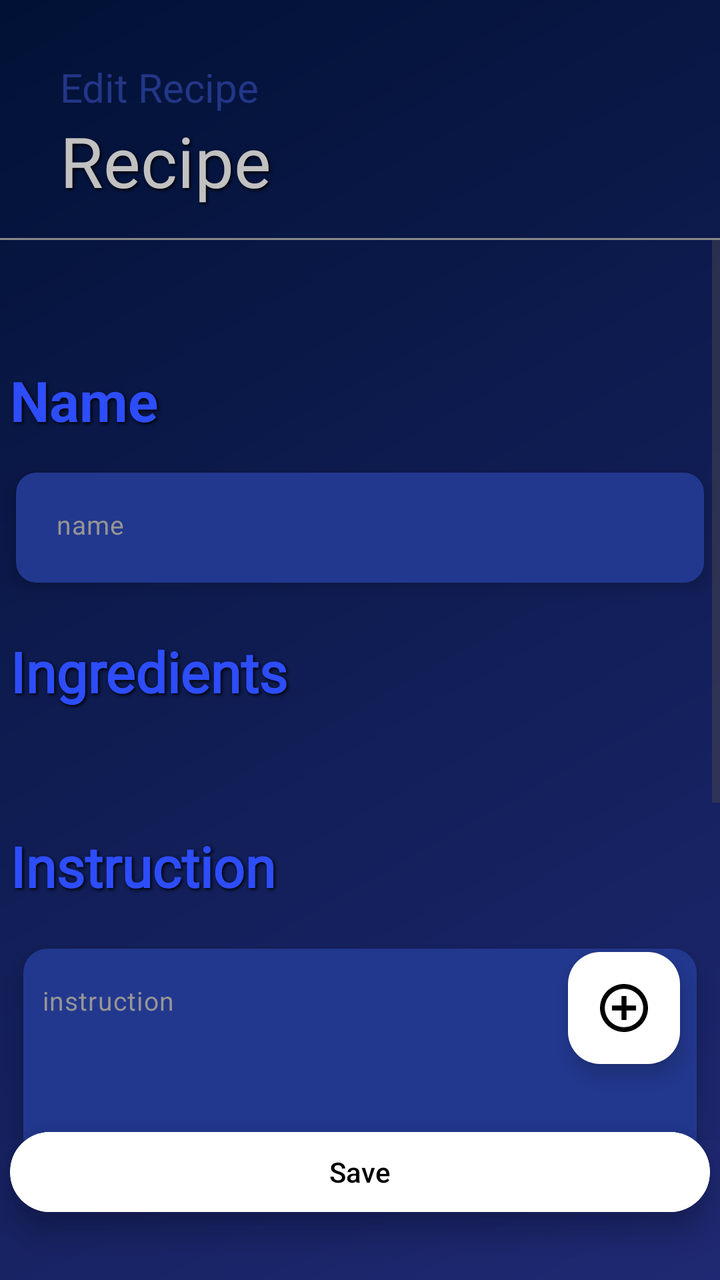
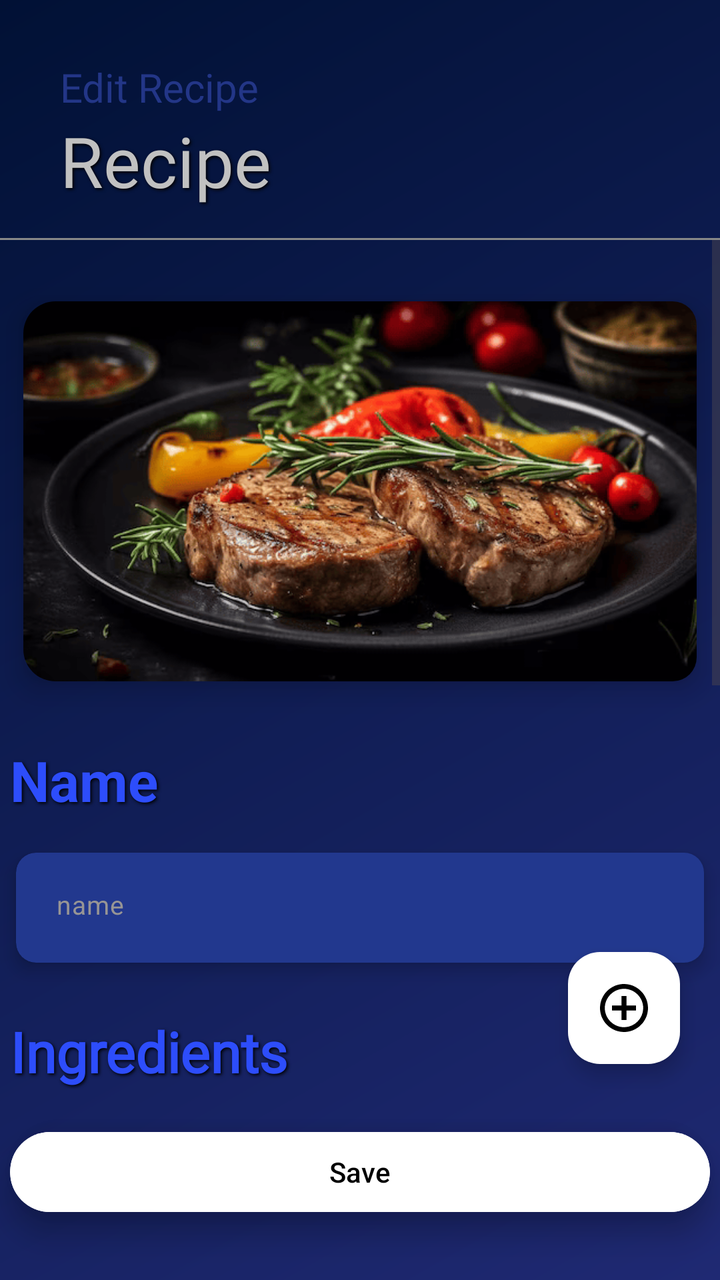

Before-and-after screenshots of an Android layout around one commit, followed by the original layout XML and the change that was made.
<!-- AndroidManifest.xml: application theme Theme.Recipe -->
<!-- res/layout/activity_edit_recipe.xml -->
<androidx.constraintlayout.widget.ConstraintLayout
    xmlns:android="http://schemas.android.com/apk/res/android"
    xmlns:app="http://schemas.android.com/apk/res-auto"
    xmlns:tools="http://schemas.android.com/tools"
    android:id="@+id/main"
    android:layout_width="match_parent"
    android:layout_height="match_parent"
    android:background="@drawable/my_background">

    
    <TextView
        android:id="@+id/YourRecipeTextView"
        android:layout_width="0dp"
        android:layout_height="wrap_content"
        android:layout_marginTop="30dp"
        android:layout_marginStart="30dp"
        android:layout_marginEnd="30dp"
        android:fontFamily="@font/archivo_black"
        android:gravity="start"
        android:text="Edit Recipe"
        android:textColor="@color/my_recipes_background"
        android:textSize="20sp"
        app:layout_constraintTop_toTopOf="parent"
        app:layout_constraintStart_toStartOf="parent"
        app:layout_constraintEnd_toEndOf="parent"/>

    
    <TextView
        android:id="@+id/RecipeTextViewShow"
        android:layout_width="0dp"
        android:layout_height="wrap_content"
        android:fontFamily="@font/open_sans_light"
        android:gravity="start"
        android:layout_marginStart="30dp"
        android:layout_marginEnd="30dp"
        android:minHeight="62dp"
        android:maxHeight="200dp"
        android:shadowColor="#000000"
        android:shadowDx="2"
        android:shadowDy="2"
        android:shadowRadius="4"
        android:text="Recipe"
        android:textColor="@color/my_text_view_back"
        android:textSize="35sp"
        app:layout_constraintEnd_toEndOf="parent"
        app:layout_constraintStart_toStartOf="parent"
        app:layout_constraintTop_toBottomOf="@id/YourRecipeTextView" />

    
    <View
        android:id="@+id/lineUnderText"
        android:layout_width="0dp"
        android:layout_height="1dp"
        android:background="#888888"
        app:layout_constraintTop_toBottomOf="@id/RecipeTextViewShow"
        app:layout_constraintStart_toStartOf="parent"
        app:layout_constraintEnd_toEndOf="parent"/>

    
    <ScrollView
        android:id="@+id/scrollContent"
        android:layout_width="0dp"
        android:layout_height="0dp"
        android:fillViewport="true"
        android:layout_marginBottom="70dp"
        app:layout_constraintTop_toBottomOf="@id/lineUnderText"
        app:layout_constraintStart_toStartOf="parent"
        app:layout_constraintEnd_toEndOf="parent"
        app:layout_constraintBottom_toBottomOf="parent">

        
        <LinearLayout
            android:layout_width="match_parent"
            android:layout_height="wrap_content"
            android:orientation="vertical">


            <androidx.cardview.widget.CardView
                android:id="@+id/CardViewRecipeImage"
                android:layout_width="wrap_content"
                android:layout_height="wrap_content"
                android:layout_marginTop="15dp"
                android:layout_gravity="center"
                app:cardCornerRadius="12dp"
                app:cardElevation="8dp"
                app:cardUseCompatPadding="true"
                app:cardBackgroundColor="@android:color/transparent">

            </androidx.cardview.widget.CardView>

            <TextView
                android:id="@+id/TextViewNameRecipe"
                android:layout_width="350dp"
                android:layout_height="wrap_content"
                android:layout_gravity="center"
                android:layout_marginTop="15dp"
                android:shadowColor="#000000"
                android:shadowDx="2"
                android:shadowDy="2"
                android:shadowRadius="4"
                android:text="Name"
                android:textColor="@color/my_text_view_show"
                android:textSize="28sp"
                android:textStyle="bold" />

            <androidx.cardview.widget.CardView
                android:id="@+id/CardViewRecipeName"
                android:layout_width="wrap_content"
                android:layout_height="wrap_content"
                android:layout_gravity="center"
                android:layout_marginTop="7dp"
                android:padding="8dp"
                app:cardBackgroundColor="@android:color/transparent"
                app:cardElevation="5dp"
                app:cardCornerRadius="10dp"
                app:cardUseCompatPadding="true">



                <EditText
                    android:id="@+id/EditTextRecipe"
                    style="@style/Widget.Material3.AutoCompleteTextView.OutlinedBox"
                    android:layout_width="350dp"
                    android:layout_height="wrap_content"
                    android:minHeight="55dp"
                    android:gravity="start"
                    android:background="@drawable/textview_border"
                    android:hint="name"
                    android:inputType="text"
                    android:paddingStart="20dp"
                    android:textColor="#DCDCDC"
                    android:textColorHint="#979595"
                    android:textSize="13sp"/>

            </androidx.cardview.widget.CardView>


            
            <TextView
                android:id="@+id/TextViewIngredients"
                android:layout_width="350dp"
                android:layout_height="wrap_content"
                android:layout_gravity="center"
                android:layout_marginTop="15dp"
                android:fontFamily="@font/bakbak_one"
                android:shadowColor="#000000"
                android:shadowDx="2"
                android:shadowDy="2"
                android:shadowRadius="4"
                android:text="Ingredients"
                android:textColor="@color/my_text_view_show"
                android:textSize="28sp"
                android:textStyle="bold" />

            <androidx.recyclerview.widget.RecyclerView
                android:id="@+id/RecyclerViewIngredients"
                android:layout_width="match_parent"
                android:layout_height="wrap_content"
                android:nestedScrollingEnabled="false"
                android:overScrollMode="never"
                tools:listitem="@layout/ingredient_item"
                tools:itemCount="2" />






            <TextView
                android:id="@+id/TextViewInstruction"
                android:layout_width="350dp"
                android:layout_height="wrap_content"
                android:layout_gravity="center"
                android:layout_marginTop="60dp"
                android:text="Instruction"
                android:textColor="@color/my_text_view_show"
                android:textSize="28sp"
                android:fontFamily="@font/bakbak_one"
                android:textStyle="bold"
                android:shadowColor="#000000"
                android:shadowDx="2"
                android:shadowDy="2"
                android:shadowRadius="4"/>


            <androidx.cardview.widget.CardView
                android:id="@+id/CardViewInstruction"
                android:layout_width="wrap_content"
                android:layout_height="wrap_content"
                app:cardElevation="8dp"
                android:layout_marginBottom="150dp"
                app:cardCornerRadius="12dp"
                app:cardUseCompatPadding="true"
                app:cardBackgroundColor="@android:color/transparent"
                android:layout_marginTop="7dp"
                android:layout_gravity="center"
                >

            <EditText
                android:id="@+id/EditTextInsctructionRecipe"
                style="@style/Widget.Material3.AutoCompleteTextView.OutlinedBox"
                android:layout_width="350dp"
                android:layout_height="wrap_content"
                android:minHeight="200dp"
                android:background="@drawable/textview_border"
                android:gravity="top|start"
                android:layout_gravity="center"
                android:hint="instruction"
                android:inputType="textMultiLine"
                android:scrollHorizontally="false"
                android:singleLine="false"
                android:textColor="#DCDCDC"
                android:textColorHint="#979595"
                android:textSize="13sp"
                android:scrollbars="vertical"
                app:layout_constraintStart_toStartOf="parent"
                app:layout_constraintEnd_toEndOf="parent"/>
            </androidx.cardview.widget.CardView>

        </LinearLayout>


    </ScrollView>

    <com.google.android.material.floatingactionbutton.FloatingActionButton
        android:id="@+id/floatingActionButton"
        android:layout_width="wrap_content"
        android:layout_height="wrap_content"
        android:layout_marginEnd="20dp"
        android:layout_marginBottom="30dp"
        android:contentDescription="@string/app_name"
        app:backgroundTint="@color/my_textView_gray"
        app:layout_constraintBottom_toTopOf="@id/CardView"
        app:layout_constraintEnd_toEndOf="parent"
        app:srcCompat="@drawable/ic_add_recipe"
        app:tint="@color/black" />

    <androidx.cardview.widget.CardView
        android:id="@+id/CardView"
        android:layout_width="350dp"
        android:layout_height="wrap_content"
        android:layout_gravity="center"
        android:layout_marginTop="20dp"
        android:layout_marginBottom="30dp"
        app:cardBackgroundColor="@android:color/transparent"
        app:cardCornerRadius="120dp"
        app:cardElevation="8dp"
        app:layout_constraintBottom_toBottomOf="parent"
        app:layout_constraintStart_toStartOf="parent"
        app:layout_constraintEnd_toEndOf="parent">

        <Button
            android:id="@+id/RecipeEditButton"
            android:layout_width="match_parent"
            android:layout_height="match_parent"
            android:backgroundTint="@color/my_textView_gray"
            android:elevation="8dp"
            android:text="Save"
            android:textColor="@color/black" />
    </androidx.cardview.widget.CardView>

</androidx.constraintlayout.widget.ConstraintLayout>
<!-- res/layout/ingredient_item.xml (included above) -->
<?xml version="1.0" encoding="utf-8"?>
<androidx.constraintlayout.widget.ConstraintLayout xmlns:android="http://schemas.android.com/apk/res/android"
    xmlns:app="http://schemas.android.com/apk/res-auto"
    xmlns:tools="http://schemas.android.com/tools"
    android:id="@+id/linearLayout"
    android:layout_width="match_parent"
    android:layout_height="wrap_content"
    android:layout_marginTop="20dp">

    
    <TextView
        android:id="@+id/TextViewIngredient"
        android:layout_width="350dp"
        android:layout_height="wrap_content"
        android:gravity="left"
        android:text="Ingredient"
        android:textStyle="bold"
        android:textColor="@color/my_text_view_back"
        android:textSize="21sp"
        app:layout_constraintEnd_toEndOf="parent"
        app:layout_constraintStart_toStartOf="parent"
        app:layout_constraintTop_toTopOf="parent" />

    <androidx.cardview.widget.CardView
        android:id="@+id/CardViewIngredient"
        android:layout_width="wrap_content"
        android:layout_height="wrap_content"
        android:layout_gravity="center"
        android:layout_marginTop="7dp"
        android:padding="8dp"
        app:cardBackgroundColor="@android:color/transparent"
        app:cardElevation="8dp"
        app:cardCornerRadius="10dp"
        app:cardUseCompatPadding="true"
        app:layout_constraintTop_toBottomOf="@id/TextViewIngredient"
        app:layout_constraintStart_toStartOf="parent"
        app:layout_constraintEnd_toEndOf="parent">

        <LinearLayout
            android:id="@+id/LinearLayoutIngredient"
            android:layout_width="350dp"
            android:layout_height="50dp"
            android:orientation="horizontal"
            android:gravity="center"
            android:background="@drawable/textview_border">

            <EditText
                android:id="@+id/EditTextNameIngredient"
                android:singleLine="true"
                android:scrollHorizontally="true"
                android:ellipsize="none"
                android:inputType="text"
                android:layout_width="140dp"
                android:layout_height="50dp"
                android:layout_marginStart="20dp"
                android:hint="name"
                android:paddingTop="15dp"
                android:textColorHint="@android:color/darker_gray"
                android:textColor="@color/my_text_view_back"
                android:textSize="13sp" />

            <FrameLayout
                android:layout_width="wrap_content"
                android:layout_height="wrap_content">

                <EditText
                    android:id="@+id/EditTextWeight"
                    android:layout_width="80dp"
                    android:layout_height="50dp"
                    android:background="@drawable/weight_border"
                    android:gravity="center"
                    android:hint="Weight"
                    android:inputType="numberDecimal"
                    android:minHeight="48dp"
                    android:textColor="@color/my_text_view_back"
                    android:textColorHint="@color/my_text_view_back"
                    android:textSize="12sp" />
            </FrameLayout>

            <FrameLayout
                android:layout_width="wrap_content"
                android:layout_height="wrap_content">

                <TextView
                    android:id="@+id/TextViewUnit"
                    android:layout_width="70dp"
                    android:layout_height="50dp"
                    android:background="@drawable/weight_border"
                    android:gravity="center"
                    android:hint="kg"
                    android:inputType="numberDecimal"
                    android:minHeight="48dp"
                    android:textColor="@color/my_text_view_back"
                    android:textColorHint="#979595"
                    android:textSize="13sp" />
            </FrameLayout>

            <Spinner
                android:id="@+id/SpinnerUnit"
                android:layout_width="wrap_content"
                android:layout_height="70dp"
                android:entries="@array/ingredients_unit"
                android:minHeight="48dp" />
        </LinearLayout>
    </androidx.cardview.widget.CardView>

    <Button
        android:id="@+id/ButtonDelete"
        style="@style/Widget.AppCompat.Button.Borderless.Colored"
        android:layout_width="wrap_content"
        android:layout_height="wrap_content"
        android:layout_marginEnd="25dp"
        android:minHeight="48dp"
        android:text="Delete"
        android:textColor="@android:color/holo_red_dark"
        android:textSize="10sp"
        app:layout_constraintBaseline_toBaselineOf="@id/TextViewIngredient"
        app:layout_constraintEnd_toEndOf="parent" />

</androidx.constraintlayout.widget.ConstraintLayout>
<!-- resources referenced by this layout -->
<resources>
  <string-array name="ingredients_unit">
          <item>kg</item>
          <item>gr</item>
          <item>l</item>
          <item>ml</item>
          <item>tbsp</item>
          <item>tsp</item>
  
      </string-array>
  <color name="black">#FF000000</color>
  <color name="my_recipes_background">#233687</color>
  <color name="my_textView_gray">#FFFFFF</color>
  <color name="my_text_view_back">#C1C1C1</color>
  <color name="my_text_view_show">#2D4DFB</color>
  <!-- drawable ic_add_recipe (drawable) -->
  <vector xmlns:android="http://schemas.android.com/apk/res/android"
      android:width="512dp"
      android:height="512dp"
      android:viewportWidth="512"
      android:viewportHeight="512">
    <path
        android:pathData="M233,1c-19.9,1.8 -46.4,7.8 -64.9,14.6 -23.7,8.8 -52.9,25.4 -72.7,41.4 -10.1,8.2 -30.2,28.3 -38.4,38.4 -16,19.8 -32.6,49 -41.4,72.7 -12.4,33.6 -17.8,74.2 -14.6,109.7 1.9,21.6 7.6,47 14.6,66.1 8.8,23.7 25.4,52.9 41.4,72.7 8.2,10.1 28.3,30.2 38.4,38.4 19.8,16 49,32.6 72.7,41.4 33.6,12.4 74.2,17.8 109.7,14.6 21.6,-1.9 47,-7.6 66.1,-14.6 23.7,-8.8 52.9,-25.4 72.7,-41.4 10.1,-8.2 30.2,-28.3 38.4,-38.4 16,-19.8 32.6,-49 41.4,-72.7 7,-19.1 12.7,-44.5 14.6,-66.1 3.2,-35.5 -2.2,-76.1 -14.6,-109.7 -8.8,-23.7 -25.4,-52.9 -41.4,-72.7 -8.2,-10.1 -28.3,-30.2 -38.4,-38.4 -19.8,-16 -49,-32.6 -72.7,-41.4 -33.7,-12.4 -74.7,-17.8 -110.9,-14.6zM273.5,52c48.6,4.6 92.4,25.1 126.9,59.6 67.5,67.6 79.6,169.9 29.8,251.4 -15.7,25.7 -41.5,51.5 -67.2,67.2 -54.4,33.3 -118.8,39.7 -177.8,17.6 -27.9,-10.4 -52.3,-26.2 -73.6,-47.4 -62.5,-62.6 -78.1,-156.4 -39,-234.7 37.8,-75.7 118.5,-121.4 200.9,-113.7z"
        android:fillColor="#000000"
        android:strokeColor="#00000000"/>
    <path
        android:pathData="M230,179l0,51 -51,-0 -51,-0 0,26 0,26 51,-0 51,-0 0,51 0,51 26,-0 26,-0 0,-51 0,-51 51,-0 51,-0 0,-26 0,-26 -51,-0 -51,-0 0,-51 0,-51 -26,-0 -26,-0 0,51z"
        android:fillColor="#000000"
        android:strokeColor="#00000000"/>
  </vector>
  <!-- drawable my_background (drawable) -->
  <shape xmlns:android="http://schemas.android.com/apk/res/android"
      android:shape="rectangle">
  
  
      <gradient
          android:type="linear"
          android:startColor="#011135"
          android:endColor="#1F2973"
          android:angle="315" />
  
      <size
          android:width="1080dp"
          android:height="1920dp" />
  </shape>
  <!-- drawable textview_border (drawable) -->
  <?xml version="1.0" encoding="utf-8"?>
  <shape xmlns:android="http://schemas.android.com/apk/res/android"
      android:shape="rectangle">
  
      
      <solid android:color="#22388E" />
  
      
  
  
      
      <corners android:radius="10dp" />
  </shape>
  <!-- drawable weight_border: png bitmap (drawable, 4779 bytes) -->
  <string name="app_name">Recipe</string>
  <style name="Theme.Recipe" parent="Base.Theme.Recipe" />
  <style name="Base.Theme.Recipe" parent="Theme.Material3.DayNight.NoActionBar">
          
          
      </style>
</resources>

<!-- the commit's change to res/layout/activity_edit_recipe.xml (unified diff, before → after) -->
@@ -86,6 +86,18 @@
                 app:cardUseCompatPadding="true"
                 app:cardBackgroundColor="@android:color/transparent">
 
+
+                <ImageView
+                    android:id="@+id/RecipeImageView"
+                    android:layout_width="350dp"
+                    android:layout_height="190dp"
+                    android:background="@drawable/rounded_image"
+                    android:clipToOutline="true"
+                    android:scaleType="centerCrop"
+                    android:src="@drawable/steak"
+                    tools:layout_editor_absoluteX="-66dp"
+                    tools:layout_editor_absoluteY="-4dp"
+                    />
             </androidx.cardview.widget.CardView>
 
             <TextView
@@ -332,6 +344,8 @@
                     android:layout_height="50dp"
                     android:background="@drawable/weight_border"
                     android:gravity="center"
+                    android:paddingStart="7dp"
+                    android:paddingEnd="7dp"
                     android:hint="Weight"
                     android:inputType="numberDecimal"
                     android:minHeight="48dp"
<!-- resource entries referenced after the edit -->
@@ -44,6 +44,17 @@
           android:width="1080dp"
           android:height="1920dp" />
   </shape>
+  <!-- drawable rounded_image (drawable) -->
+  <?xml version="1.0" encoding="utf-8"?>
+  <shape xmlns:android="http://schemas.android.com/apk/res/android"
+      android:shape="rectangle">
+  
+      <solid android:color="@android:color/transparent"/>
+  
+      
+      <corners android:radius="16dp"/>
+  </shape>
+  <!-- drawable steak: png bitmap (drawable, 103174 bytes) -->
   <!-- drawable textview_border (drawable) -->
   <?xml version="1.0" encoding="utf-8"?>
   <shape xmlns:android="http://schemas.android.com/apk/res/android"
